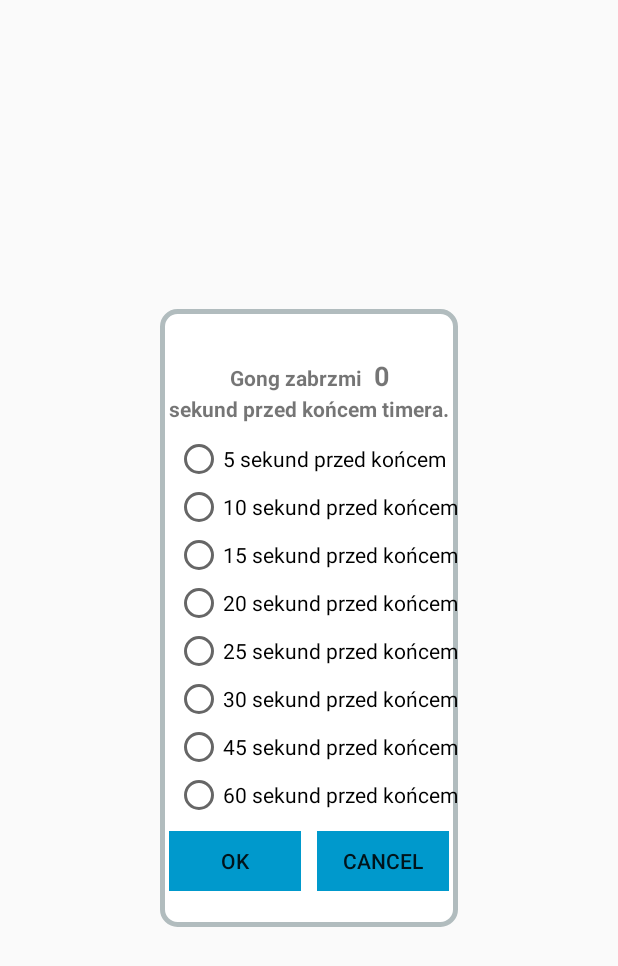
After one commit to pawchi/MeditationMusic, an Android app: the Popsetup_gong screen opened directly, with no data from a screen before it, on a phone screen of 412 x 824 dp. The commit adds this screen. Shown: the top 966 px of the screen. Run offline under Robolectric (Android 15) with nearby library versions, the phone set to English and light mode, and no system bars.

Commit message:
Gong added

```diff
--- a/app/src/main/java/org/chilon/meditationmusic/PlayMusicOne.java
+++ b/app/src/main/java/org/chilon/meditationmusic/PlayMusicOne.java
@@ -19,8 +19,10 @@ public class PlayMusicOne extends Activity  {
 
     private Button stopButton;
     private Button timerButton;
+    private Button gongButton;
     private MediaPlayer mdx;
     PerfectLoopMediaPlayer plmdx;
+    PerfectLoopMediaPlayer plmdx2;
     private TextView mainTitle;
     TextView viewLeftTime;
     private static final int POP_SETUP_WINDOW_CODE = 1;
@@ -81,6 +83,8 @@ public class PlayMusicOne extends Activity  {
         stopButton = (Button) findViewById(R.id.stopid);
         stopButton.setBackgroundResource(android.R.drawable.ic_media_pause);
 
+        gongButton = (Button) findViewById(R.id.gong_button);
+
         //play intro ************************************************
         /*
         mdx= MediaPlayer.create(PlayMusicOne.this, musicFileIntro);
@@ -137,6 +141,16 @@ public class PlayMusicOne extends Activity  {
                 Intent intent = new Intent(getApplicationContext(),PopSetupWindow.class);
                 startActivityForResult(intent,1);
 
+            }
+        });
+
+        //Gong button
+
+        gongButton.setOnClickListener(new View.OnClickListener() {
+            @Override
+            public void onClick(View v) {
+                Intent intent = new Intent(getApplicationContext(),Popsetup_gong.class);
+                startActivityForResult(intent,1);
             }
         });
     }
--- /dev/null
+++ b/app/src/main/java/org/chilon/meditationmusic/Popsetup_gong.java
@@ -0,0 +1,20 @@
+package org.chilon.meditationmusic;
+
+import android.app.Activity;
+import android.os.Bundle;
+import android.view.View;
+
+public class Popsetup_gong extends Activity {
+    int gongTime;
+
+    @Override
+    protected void onCreate(Bundle savedInstanceState) {
+        super.onCreate(savedInstanceState);
+        setContentView(R.layout.activity_popsetup_gong);
+    }
+
+    public int rbGongOnClick(View view){
+
+        return gongTime;
+    }
+}
--- a/app/src/main/res/layout/activity_play1.xml
+++ b/app/src/main/res/layout/activity_play1.xml
@@ -75,4 +75,15 @@
         app:layout_constraintEnd_toEndOf="parent"
         app:layout_constraintStart_toStartOf="parent" />
 
+    <Button
+        android:id="@+id/gong_button"
+        android:layout_width="58dp"
+        android:layout_height="52dp"
+        android:layout_marginBottom="8dp"
+        android:layout_marginEnd="32dp"
+        android:background="@android:color/holo_blue_dark"
+        android:text=""
+        app:layout_constraintBottom_toTopOf="@+id/timerid"
+        app:layout_constraintEnd_toEndOf="parent" />
+
 </android.support.constraint.ConstraintLayout>
--- /dev/null
+++ b/app/src/main/res/layout/activity_popsetup_gong.xml
@@ -0,0 +1,197 @@
+<?xml version="1.0" encoding="utf-8"?>
+<android.support.constraint.ConstraintLayout
+    android:id="@+id/constraint_lay_gong"
+    xmlns:android="http://schemas.android.com/apk/res/android"
+    xmlns:app="http://schemas.android.com/apk/res-auto"
+    xmlns:tools="http://schemas.android.com/tools"
+    android:layout_width="wrap_content"
+    android:layout_height="wrap_content"
+    android:layout_gravity="center_horizontal|center_vertical"
+    android:background="@drawable/timer_border"
+    tools:context=".Popsetup_gong">
+
+
+    <LinearLayout
+        android:id="@+id/lin_lay_gong_score"
+        android:layout_width="wrap_content"
+        android:layout_height="wrap_content"
+        android:layout_marginTop="16dp"
+        android:gravity="center_horizontal"
+        android:orientation="horizontal"
+        app:layout_constraintEnd_toEndOf="parent"
+        app:layout_constraintHorizontal_bias="0.502"
+        app:layout_constraintLeft_toLeftOf="parent"
+        app:layout_constraintRight_toRightOf="parent"
+        app:layout_constraintStart_toStartOf="parent"
+        app:layout_constraintTop_toTopOf="parent">
+
+
+        <TextView
+            android:id="@+id/gong_text_id"
+            android:layout_width="wrap_content"
+            android:layout_height="wrap_content"
+            android:layout_marginTop="16dp"
+            android:text="@string/gong_message_start"
+            android:textStyle="bold"
+            app:layout_constraintStart_toStartOf="parent"
+            app:layout_constraintTop_toTopOf="parent" />
+
+        <TextView
+            android:id="@+id/gong_text_time"
+            android:layout_width="wrap_content"
+            android:layout_height="wrap_content"
+            android:layout_marginStart="8dp"
+            android:layout_marginTop="16dp"
+            android:text="@string/gong_time"
+            android:textSize="18sp"
+            android:textStyle="bold"
+            app:layout_constraintStart_toEndOf="@+id/gong_text_id"
+            app:layout_constraintTop_toTopOf="parent" />
+    </LinearLayout>
+
+    <LinearLayout
+        android:id="@+id/lin_lay_rb_message_end"
+        android:layout_width="wrap_content"
+        android:layout_height="wrap_content"
+        android:gravity="center_vertical|center_horizontal"
+        android:orientation="horizontal"
+        app:layout_constraintEnd_toEndOf="parent"
+        app:layout_constraintStart_toStartOf="parent"
+        app:layout_constraintTop_toBottomOf="@+id/lin_lay_gong_score">
+
+        <TextView
+            android:id="@+id/rb_text_end"
+            android:layout_width="wrap_content"
+            android:layout_height="wrap_content"
+            android:text="@string/gong_message_end"
+            android:textStyle="bold"
+            app:layout_constraintEnd_toEndOf="parent"
+            app:layout_constraintStart_toStartOf="parent"
+            tools:layout_editor_absoluteY="64dp" />
+    </LinearLayout>
+
+    <LinearLayout
+        android:id="@+id/lin_lay_gong_radios"
+        android:layout_width="match_parent"
+        android:layout_height="wrap_content"
+        android:layout_marginBottom="8dp"
+        android:layout_marginTop="8dp"
+        android:gravity="center_vertical|center_horizontal"
+        android:orientation="horizontal"
+        app:layout_constraintBottom_toTopOf="@+id/lin_lay_ok_cancel_gong"
+        app:layout_constraintEnd_toEndOf="parent"
+        app:layout_constraintLeft_toLeftOf="@+id/constraint_lay_gong"
+        app:layout_constraintRight_toRightOf="@+id/constraint_lay_gong"
+        app:layout_constraintStart_toStartOf="parent"
+        app:layout_constraintTop_toBottomOf="@+id/lin_lay_rb_message_end">
+
+        <RadioGroup
+            android:id="@+id/gong_radioGroup"
+            android:layout_width="wrap_content"
+            android:layout_height="wrap_content"
+            android:layout_marginLeft="10dp"
+            android:fadingEdge="none|vertical"
+            app:layout_constraintStart_toStartOf="parent"
+            app:layout_constraintTop_toBottomOf="@+id/popup_text_id">
+
+
+            <RadioButton
+                android:id="@+id/gong_rb1"
+                android:layout_width="wrap_content"
+                android:layout_height="wrap_content"
+                android:onClick="rbGongOnClick"
+                android:text="@string/gong_5" />
+
+            <RadioButton
+                android:id="@+id/gong_rb2"
+                android:layout_width="wrap_content"
+                android:layout_height="wrap_content"
+                android:onClick="rbGongOnClick"
+                android:text="@string/gong_10" />
+
+            <RadioButton
+                android:id="@+id/gong_rb3"
+                android:layout_width="wrap_content"
+                android:layout_height="wrap_content"
+                android:onClick="rbGongOnClick"
+                android:text="@string/gong_15" />
+
+            <RadioButton
+                android:id="@+id/gong_rb4"
+                android:layout_width="wrap_content"
+                android:layout_height="wrap_content"
+                android:onClick="rbGongOnClick"
+                android:text="@string/gong_20" />
+
+            <RadioButton
+                android:id="@+id/gong_rb5"
+                android:layout_width="wrap_content"
+                android:layout_height="wrap_content"
+                android:onClick="rbGongOnClick"
+                android:text="@string/gong_25" />
+
+            <RadioButton
+                android:id="@+id/gong_rb6"
+                android:layout_width="wrap_content"
+                android:layout_height="wrap_content"
+                android:onClick="rbGongOnClick"
+                android:text="@string/gong_30" />
+
+            <RadioButton
+                android:id="@+id/gong_rb7"
+                android:layout_width="wrap_content"
+                android:layout_height="wrap_content"
+                android:onClick="rbGongOnClick"
+                android:text="@string/gong_45" />
+
+            <RadioButton
+                android:id="@+id/gong_rb8"
+                android:layout_width="wrap_content"
+                android:layout_height="wrap_content"
+                android:onClick="rbGongOnClick"
+                android:text="@string/gong_60" />
+
+
+        </RadioGroup>
+
+    </LinearLayout>
+
+    <LinearLayout
+        android:id="@+id/lin_lay_ok_cancel_gong"
+        android:layout_width="wrap_content"
+        android:layout_height="wrap_content"
+        android:layout_marginBottom="24dp"
+        android:gravity="center_vertical|center_horizontal"
+        android:orientation="horizontal"
+        app:layout_constraintBottom_toBottomOf="parent"
+        app:layout_constraintEnd_toEndOf="parent"
+        app:layout_constraintStart_toStartOf="parent">
+
+        <Button
+            android:id="@+id/button_timer_ok"
+            style="?android:attr/borderlessButtonStyle"
+            android:layout_width="wrap_content"
+            android:layout_height="40dp"
+            android:layout_marginEnd="5dp"
+            android:layout_marginStart="5dp"
+            android:background="@android:color/holo_blue_dark"
+            android:text="@string/button_timer_ok"
+            app:layout_constraintLeft_toLeftOf="@+id/popup"
+            app:layout_constraintTop_toBottomOf="@+id/linear_layout_popup1" />
+
+        <Button
+            android:id="@+id/button_timer_cancel"
+            style="?android:attr/borderlessButtonStyle"
+            android:layout_width="wrap_content"
+            android:layout_height="40dp"
+            android:layout_marginEnd="5dp"
+            android:layout_marginStart="5dp"
+            android:background="@android:color/holo_blue_dark"
+            android:text="@string/button_timer_cancel"
+            app:layout_constraintRight_toRightOf="@+id/popup"
+            app:layout_constraintTop_toBottomOf="@+id/linear_layout_popup1" />
+
+    </LinearLayout>
+
+
+</android.support.constraint.ConstraintLayout>
--- a/app/src/main/res/layout/popsetup_timer.xml
+++ b/app/src/main/res/layout/popsetup_timer.xml
@@ -2,6 +2,7 @@
 <android.support.constraint.ConstraintLayout
     xmlns:android="http://schemas.android.com/apk/res/android"
     xmlns:app="http://schemas.android.com/apk/res-auto"
+    xmlns:tools="http://schemas.android.com/tools"
     android:id="@+id/popup"
     android:layout_width="wrap_content"
     android:layout_height="wrap_content"
--- a/app/src/main/res/values/strings.xml
+++ b/app/src/main/res/values/strings.xml
@@ -123,7 +123,18 @@
     <string name="quot_40">\"Jeśli chcesz rozbawić Boga - powiedz mu o swoich planach.\"</string>
 
 
+    <!--Popup up Gong   -->
 
-
+    <string name="gong_message_start">Gong zabrzmi</string>
+    <string name="gong_time">0</string>
+    <string name="gong_message_end">sekund przed końcem timera.</string>
+    <string name="gong_5">5 sekund przed końcem</string>
+    <string name="gong_10">10 sekund przed końcem</string>
+    <string name="gong_15">15 sekund przed końcem</string>
+    <string name="gong_20">20 sekund przed końcem</string>
+    <string name="gong_25">25 sekund przed końcem</string>
+    <string name="gong_30">30 sekund przed końcem</string>
+    <string name="gong_45">45 sekund przed końcem</string>
+    <string name="gong_60">60 sekund przed końcem</string>
 
 </resources>
```
Also changed, not shown: app/src/main/AndroidManifest.xml (+4 -7 lines).
